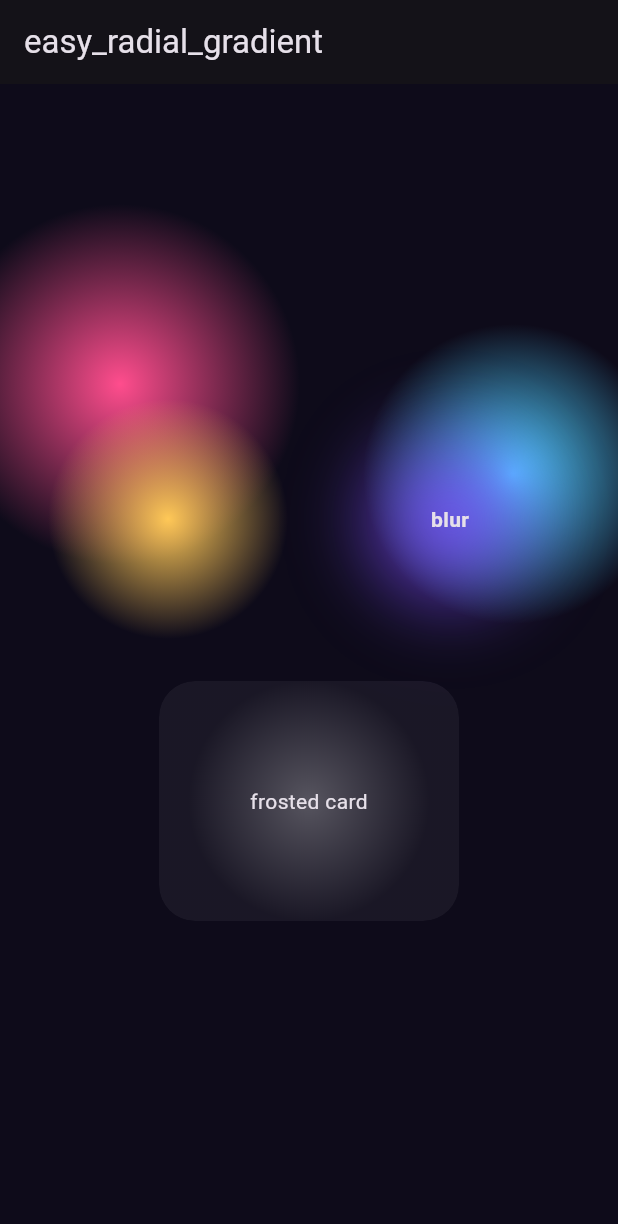
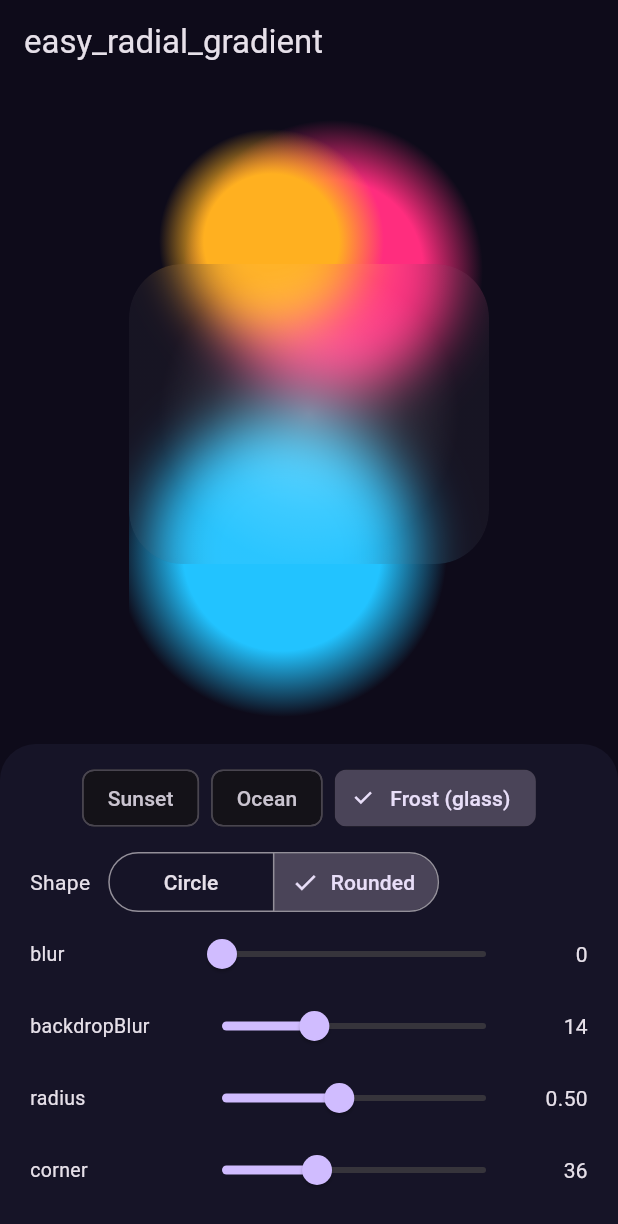
Before and after one commit to keepYaoung/easy-radial-gradient, a Flutter app: the screen it shows after launch, on a phone screen of 412 x 824 dp. Shown: the top 1224 px of the screen. Run offline on Flutter 3.47's test engine with Material 3 defaults, Android fonts, the phone set to English and light mode, and no system bars.

Commit message:
Add interactive playground example (folded into 1.0.3)
Live sliders for blur/backdropBlur/radius/corner, shape toggle, and color
presets over colored blobs, with an example smoke test.

Co-Authored-By: Claude Opus 4.8 <noreply@anthropic.com>

```diff
--- a/example/lib/main.dart
+++ b/example/lib/main.dart
@@ -10,108 +10,219 @@ class ExampleApp extends StatelessWidget {
   Widget build(BuildContext context) {
     return MaterialApp(
       title: 'easy_radial_gradient',
-      theme: ThemeData.dark(useMaterial3: true),
-      home: const _Demo(),
+      debugShowCheckedModeBanner: false,
+      theme: ThemeData.dark(
+        useMaterial3: true,
+      ).copyWith(scaffoldBackgroundColor: const Color(0xFF0E0B1A)),
+      home: const PlaygroundPage(),
     );
   }
 }
 
-class _Demo extends StatelessWidget {
-  const _Demo();
+/// A color preset: a label and its list of [RadialStop]s.
+class _Preset {
+  const _Preset(this.label, this.stops);
+  final String label;
+  final List<RadialStop> stops;
+}
+
+const _presets = <_Preset>[
+  _Preset('Sunset', [
+    RadialStop.start(color: Color(0xFFFFF1C2)),
+    RadialStop.at(0.35, color: Color(0xFFFFC857)),
+    RadialStop.at(0.7, color: Color(0xFFFF4D8D)),
+    RadialStop.end(color: Color(0xFFFF4D8D), opacity: 0.0),
+  ]),
+  _Preset('Ocean', [
+    RadialStop.start(color: Color(0xFF8AF0FF)),
+    RadialStop.at(0.5, color: Color(0xFF4DD0FF)),
+    RadialStop.at(0.8, color: Color(0xFF7C4DFF)),
+    RadialStop.end(color: Color(0xFF7C4DFF), opacity: 0.0),
+  ]),
+  _Preset('Frost (glass)', [
+    RadialStop.start(color: Color(0xFFFFFFFF), opacity: 0.34),
+    RadialStop.at(0.65, color: Color(0xFFFFFFFF), opacity: 0.12),
+    RadialStop.end(color: Color(0xFFFFFFFF), opacity: 0.04),
+  ]),
+];
+
+class PlaygroundPage extends StatefulWidget {
+  const PlaygroundPage({super.key});
+
+  @override
+  State<PlaygroundPage> createState() => _PlaygroundPageState();
+}
+
+class _PlaygroundPageState extends State<PlaygroundPage> {
+  double _blur = 0;
+  double _backdropBlur = 14;
+  double _radius = 0.5;
+  double _corner = 36;
+  bool _isCircle = false;
+  int _presetIndex = 2; // Frost — shows backdrop blur nicely.
 
   @override
   Widget build(BuildContext context) {
+    final preset = _presets[_presetIndex];
+
+    final box = RadialGradientBox(
+      width: 240,
+      height: _isCircle ? 240 : 200,
+      radius: _radius,
+      blur: _blur,
+      backdropBlur: _backdropBlur,
+      shape: _isCircle ? BoxShape.circle : BoxShape.rectangle,
+      borderRadius: _isCircle ? null : BorderRadius.circular(_corner),
+      colorStops: preset.stops,
+    );
+
     return Scaffold(
-      backgroundColor: const Color(0xFF0E0B1A),
-      appBar: AppBar(title: const Text('easy_radial_gradient')),
-      body: Stack(
+      appBar: AppBar(
+        title: const Text('easy_radial_gradient'),
+        backgroundColor: Colors.transparent,
+      ),
+      body: SafeArea(
+        child: Column(
           children: [
-          // Some colorful content to sit *behind* the frosted card.
-          Positioned(
-            top: 80,
-            left: -40,
-            child: Container(
-              width: 240,
-              height: 240,
-              decoration: BoxDecoration(
-                shape: BoxShape.circle,
-                gradient: EasyRadialGradient(
-                  colorStops: const [
-                    RadialStop.start(color: Color(0xFFFF4D8D)),
-                    RadialStop.end(color: Color(0xFFFF4D8D), opacity: 0),
+            // Live preview, with colorful blobs behind so backdrop blur shows.
+            Expanded(
+              child: Stack(
+                alignment: Alignment.center,
+                children: [
+                  const Positioned(
+                    left: 36,
+                    top: 24,
+                    child: _Blob(0xFFFF2D7E, 200),
+                  ),
+                  const Positioned(
+                    right: 28,
+                    bottom: 18,
+                    child: _Blob(0xFF22C3FF, 220),
+                  ),
+                  const Positioned(
+                    right: 70,
+                    top: 30,
+                    child: _Blob(0xFFFFB020, 150),
+                  ),
+                  box,
                 ],
               ),
             ),
+
+            // Controls.
+            Container(
+              padding: const EdgeInsets.fromLTRB(20, 12, 20, 20),
+              decoration: const BoxDecoration(
+                color: Color(0xFF161427),
+                borderRadius: BorderRadius.vertical(top: Radius.circular(24)),
               ),
+              child: Column(
+                mainAxisSize: MainAxisSize.min,
+                children: [
+                  Wrap(
+                    spacing: 8,
+                    children: [
+                      for (var i = 0; i < _presets.length; i++)
+                        ChoiceChip(
+                          label: Text(_presets[i].label),
+                          selected: _presetIndex == i,
+                          onSelected: (_) => setState(() => _presetIndex = i),
                         ),
-          Positioned(
-            top: 160,
-            right: -30,
-            child: Container(
-              width: 200,
-              height: 200,
-              decoration: BoxDecoration(
-                shape: BoxShape.circle,
-                gradient: EasyRadialGradient(
-                  colorStops: const [
-                    RadialStop.start(color: Color(0xFF4DD0FF)),
-                    RadialStop.end(color: Color(0xFF4DD0FF), opacity: 0),
                     ],
                   ),
+                  const SizedBox(height: 8),
+                  Row(
+                    children: [
+                      const Text('Shape'),
+                      const SizedBox(width: 12),
+                      SegmentedButton<bool>(
+                        segments: const [
+                          ButtonSegment(value: true, label: Text('Circle')),
+                          ButtonSegment(value: false, label: Text('Rounded')),
+                        ],
+                        selected: {_isCircle},
+                        onSelectionChanged: (s) =>
+                            setState(() => _isCircle = s.first),
                       ),
+                    ],
                   ),
+                  _slider('blur', _blur, 0, 40, (v) => _blur = v),
+                  _slider(
+                    'backdropBlur',
+                    _backdropBlur,
+                    0,
+                    40,
+                    (v) => _backdropBlur = v,
                   ),
-
-          // Foreground: gallery of the three core use cases.
-          Center(
-            child: Wrap(
-              spacing: 28,
-              runSpacing: 28,
-              alignment: WrapAlignment.center,
-              children: [
-                // 1. Plain glow via the drop-in gradient.
-                Container(
-                  width: 160,
-                  height: 160,
-                  decoration: BoxDecoration(
-                    shape: BoxShape.circle,
-                    gradient: EasyRadialGradient.glow(const Color(0xFFFFC857)),
-                  ),
-                ),
-
-                // 2. Gaussian-blurred glow behind a crisp child.
-                RadialGradientBox(
-                  width: 160,
-                  height: 160,
-                  blur: 20,
-                  colorStops: const [
-                    RadialStop.start(color: Color(0xFF7C4DFF)),
-                    RadialStop.end(color: Color(0xFF7C4DFF), opacity: 0),
-                  ],
-                  child: const Text(
-                    'blur',
-                    style: TextStyle(fontWeight: FontWeight.bold),
-                  ),
-                ),
-
-                // 3. Frosted-glass card over the background blobs.
-                RadialGradientBox(
-                  width: 200,
-                  height: 160,
-                  shape: BoxShape.rectangle,
-                  borderRadius: BorderRadius.circular(24),
-                  backdropBlur: 18,
-                  colorStops: const [
-                    RadialStop.start(color: Color(0xFFFFFFFF), opacity: 0.30),
-                    RadialStop.end(color: Color(0xFFFFFFFF), opacity: 0.05),
-                  ],
-                  child: const Text('frosted card'),
-                ),
+                  _slider('radius', _radius, 0.1, 1.0, (v) => _radius = v),
+                  if (!_isCircle)
+                    _slider('corner', _corner, 0, 100, (v) => _corner = v),
                 ],
               ),
             ),
           ],
         ),
+      ),
+    );
+  }
+
+  Widget _slider(
+    String label,
+    double value,
+    double min,
+    double max,
+    ValueChanged<double> onChanged,
+  ) {
+    return Row(
+      children: [
+        SizedBox(
+          width: 104,
+          child: Text(label, style: const TextStyle(fontSize: 13)),
+        ),
+        Expanded(
+          child: Slider(
+            value: value,
+            min: min,
+            max: max,
+            onChanged: (v) => setState(() => onChanged(v)),
+          ),
+        ),
+        SizedBox(
+          width: 44,
+          child: Text(
+            value.toStringAsFixed(max <= 1 ? 2 : 0),
+            textAlign: TextAlign.end,
+            style: const TextStyle(
+              fontFeatures: [FontFeature.tabularFigures()],
+            ),
+          ),
+        ),
+      ],
     );
   }
 }
+
+class _Blob extends StatelessWidget {
+  const _Blob(this.color, this.size);
+
+  final int color;
+  final double size;
+
+  @override
+  Widget build(BuildContext context) {
+    return Container(
+      width: size,
+      height: size,
+      decoration: BoxDecoration(
+        shape: BoxShape.circle,
+        gradient: EasyRadialGradient(
+          colorStops: [
+            RadialStop.start(color: Color(color)),
+            RadialStop.at(0.6, color: Color(color)),
+            RadialStop.end(color: Color(color), opacity: 0.0),
+          ],
+        ),
+      ),
+    );
+  }
+}
```
Also changed, not shown: 11 other files. Lines whose indentation alone changed are shown as unchanged.
